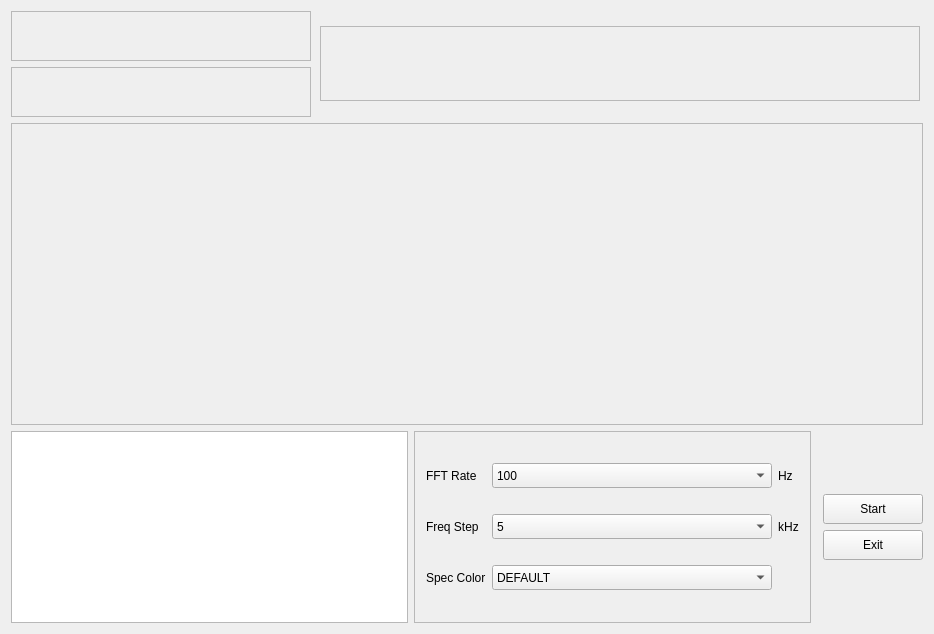
First picture: the form in mainwindow.ui, repository takyonxxx/SdrRtlTuner_Windows_Linux_Macx, before the edit.
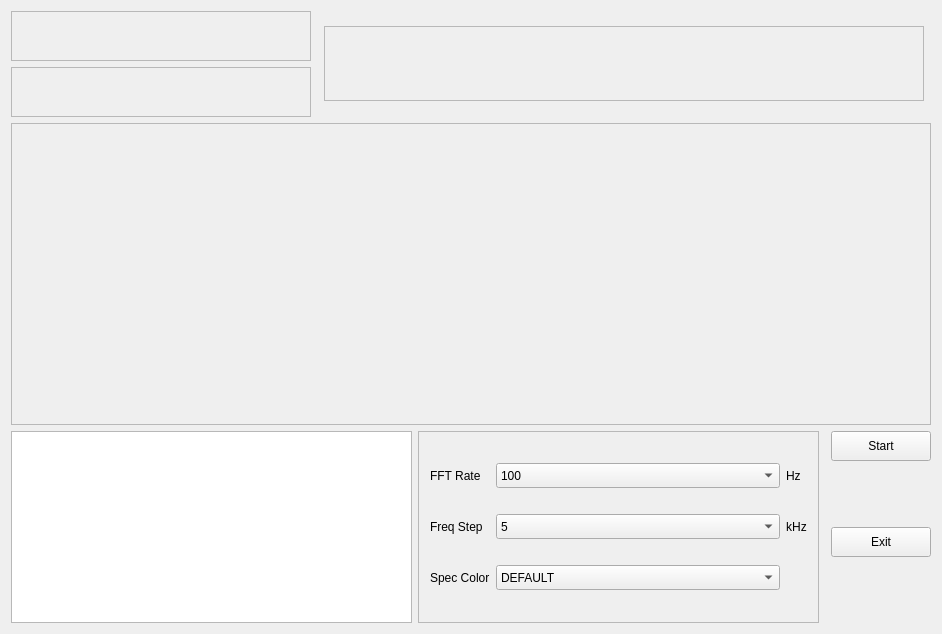
Second picture: the form after the edit. Icons and pictures are not drawn. Custom widgets are drawn as their Qt base class.

The edit to the form file:
```diff
--- a/mainwindow.ui
+++ b/mainwindow.ui
@@ -6,7 +6,7 @@
    <rect>
     <x>0</x>
     <y>0</y>
-    <width>934</width>
+    <width>942</width>
     <height>634</height>
    </rect>
   </property>
@@ -138,6 +138,41 @@
     </item>
     <item row="1" column="0">
      <layout class="QGridLayout" name="gridLayout_Controls">
+      <item row="0" column="0" rowspan="4">
+       <widget class="QTextBrowser" name="text_terminal">
+        <property name="minimumSize">
+         <size>
+          <width>0</width>
+          <height>0</height>
+         </size>
+        </property>
+        <property name="maximumSize">
+         <size>
+          <width>10000</width>
+          <height>10000</height>
+         </size>
+        </property>
+        <property name="inputMethodHints">
+         <set>Qt::ImhNone</set>
+        </property>
+       </widget>
+      </item>
+      <item row="1" column="5">
+       <spacer name="verticalSpacer">
+        <property name="orientation">
+         <enum>Qt::Vertical</enum>
+        </property>
+        <property name="sizeType">
+         <enum>QSizePolicy::Minimum</enum>
+        </property>
+        <property name="sizeHint" stdset="0">
+         <size>
+          <width>20</width>
+          <height>40</height>
+         </size>
+        </property>
+       </spacer>
+      </item>
       <item row="0" column="1" rowspan="4">
        <widget class="QFrame" name="frame_controls">
         <property name="frameShape">
@@ -414,45 +449,7 @@
         </layout>
        </widget>
       </item>
-      <item row="0" column="0" rowspan="4">
-       <widget class="QTextBrowser" name="text_terminal">
-        <property name="minimumSize">
-         <size>
-          <width>0</width>
-          <height>0</height>
-         </size>
-        </property>
-        <property name="maximumSize">
-         <size>
-          <width>10000</width>
-          <height>10000</height>
-         </size>
-        </property>
-        <property name="inputMethodHints">
-         <set>Qt::ImhNone</set>
-        </property>
-       </widget>
-      </item>
-      <item row="1" column="5">
-       <widget class="QPushButton" name="push_connect">
-        <property name="minimumSize">
-         <size>
-          <width>100</width>
-          <height>30</height>
-         </size>
-        </property>
-        <property name="maximumSize">
-         <size>
-          <width>100</width>
-          <height>30</height>
-         </size>
-        </property>
-        <property name="text">
-         <string>Start</string>
-        </property>
-       </widget>
-      </item>
-      <item row="0" column="3" rowspan="4" colspan="2">
+      <item row="0" column="2" rowspan="4" colspan="3">
        <layout class="QGridLayout" name="gridLayoutSource"/>
       </item>
       <item row="2" column="5">
@@ -474,6 +471,25 @@
         </property>
        </widget>
       </item>
+      <item row="0" column="5">
+       <widget class="QPushButton" name="push_connect">
+        <property name="minimumSize">
+         <size>
+          <width>100</width>
+          <height>30</height>
+         </size>
+        </property>
+        <property name="maximumSize">
+         <size>
+          <width>100</width>
+          <height>30</height>
+         </size>
+        </property>
+        <property name="text">
+         <string>Start</string>
+        </property>
+       </widget>
+      </item>
      </layout>
     </item>
    </layout>
```
